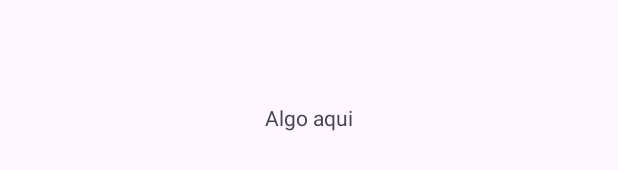
After one commit to FaculdadeVidaTerrestre/App_Vida_Terrestre, an Android app: the layout whyimportant_activity.xml on its own in the app's theme, with its tools: preview values and no code run, on a phone screen of 412 x 824 dp. The commit adds this screen. Shown: the part 500-670 px from the top of the screen. Run offline under Robolectric (Android 15) with nearby library versions, the phone set to English and light mode, and no system bars.

Commit message:
vida_terrestre_add_whyimportant

```diff
--- a/app/src/main/java/com/example/vidaterrestre/WhyImportantActivity.java
+++ b/app/src/main/java/com/example/vidaterrestre/WhyImportantActivity.java
@@ -1,6 +1,14 @@
 package com.example.vidaterrestre;
 
 import android.app.Activity;
+import android.os.Bundle;
 
 public class WhyImportantActivity extends Activity {
+
+    @Override
+    protected void onCreate(Bundle savedInstanceState) {
+        super.onCreate(savedInstanceState);
+        setContentView(R.layout.whyimportant_activity);
+
+    }
 }
--- /dev/null
+++ b/app/src/main/res/layout/whyimportant_activity.xml
@@ -0,0 +1,15 @@
+<?xml version="1.0" encoding="utf-8"?>
+<RelativeLayout xmlns:android="http://schemas.android.com/apk/res/android"
+    xmlns:tools="http://schemas.android.com/tools"
+    android:layout_width="match_parent"
+    android:layout_height="match_parent">
+
+    <TextView
+        android:id="@+id/textView"
+        android:layout_width="wrap_content"
+        android:layout_height="wrap_content"
+        android:layout_centerInParent="true"
+        android:text="Algo aqui"
+        tools:ignore="HardcodedText" />
+
+</RelativeLayout>
```
